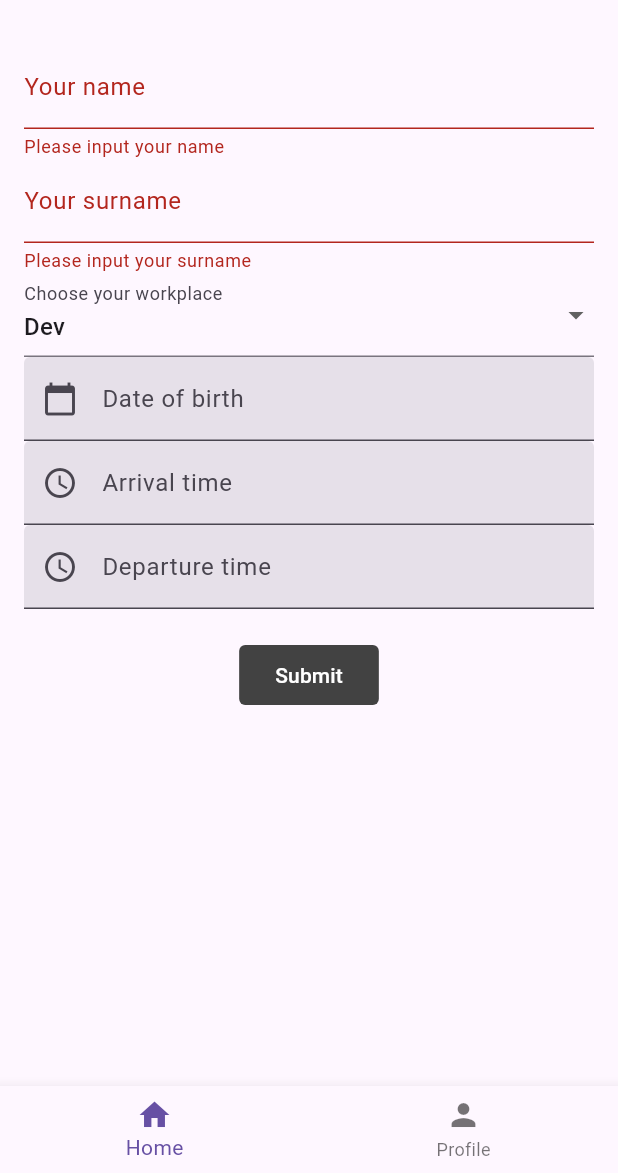
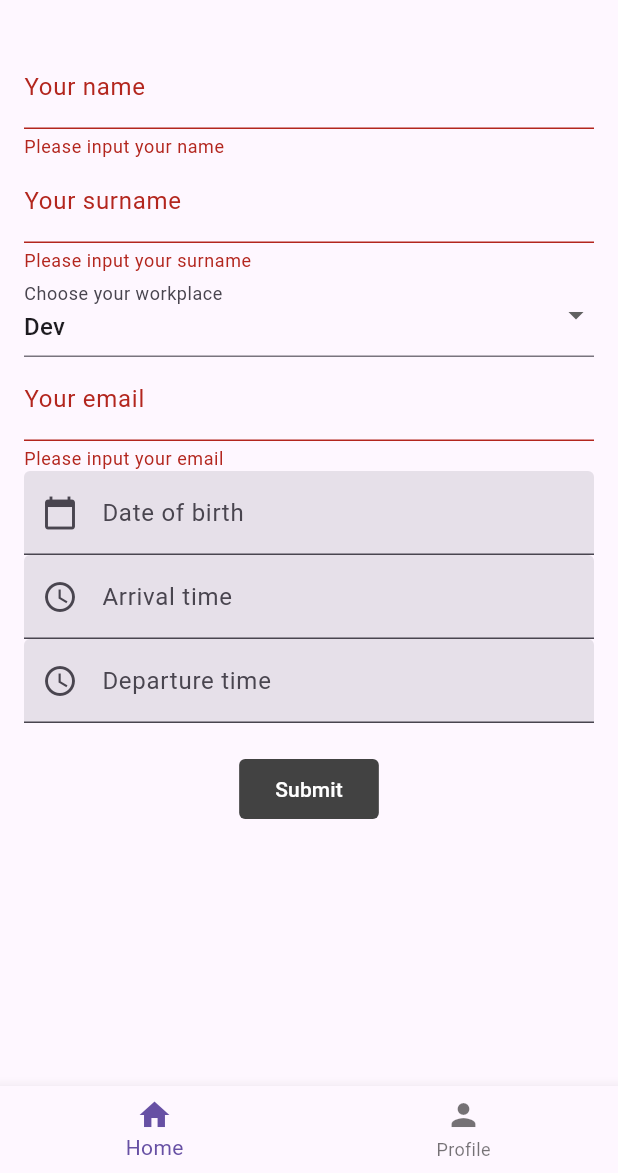
Before and after one commit to DvorsakGal/rvir, a Flutter app: the screen it shows after launch, after a tap on "Submit", on a phone screen of 412 x 824 dp, the part 63-1236 px from its top. Run offline on Flutter 3.47's test engine with Material 3 defaults, Android fonts, the phone set to English and light mode, and no system bars; our stand-ins replace hive, hive_flutter; accounts and stored records are empty.

Commit message:
Druga naloga vzpostavljena baza

```diff
--- a/lib/main.dart
+++ b/lib/main.dart
@@ -2,8 +2,13 @@ import 'package:employee_manager_2/models/employee_vnos.dart';
 import 'package:employee_manager_2/seznam.dart';
 import 'package:flutter/material.dart';
 import 'package:provider/provider.dart';
+import 'package:hive_flutter/hive_flutter.dart';
 
-void main() {
+void main() async {
+  //Initialize Hive
+  await Hive.initFlutter();
+  Hive.registerAdapter(VnosAdapter());
+  await Hive.openBox<Vnos>('vnosi');
   runApp(const MyApp());
 }
 
@@ -26,11 +31,15 @@ class MyApp extends StatelessWidget {
 }
 
 class MyAppState extends ChangeNotifier {
+  //initialize hive box
+  final Box<Vnos> _vnosBox = Hive.box<Vnos>('vnosi');
+
   // PRIVATNE SPREMENLJIVKE:
   final _formGlobalKey = GlobalKey<FormState>();
   Workplace _selectedWorkplace = Workplace.developer;
   String _name = "";
   String _surname = "";
+  String _email = "";
 
   final List<Vnos> employees = [];
 
@@ -39,6 +48,28 @@ class MyAppState extends ChangeNotifier {
   TextEditingController _departureTimeController = TextEditingController();
 
   TimeOfDay _selectedTime = TimeOfDay.now();
+
+  MyAppState() {
+    _loadEmployees();
+  }
+
+  void _loadEmployees() {
+    employees.clear();
+    employees.addAll(_vnosBox.values);
+    notifyListeners();
+  }
+
+  void addEmployee(Vnos newEmployee) {
+    _vnosBox.add(newEmployee);
+    employees.add(newEmployee);
+    notifyListeners();
+  }
+
+  void clearEmployees() {
+    _vnosBox.clear();
+    employees.clear();
+    notifyListeners();
+  }
 }
 
 //naredi starting page z navom
@@ -191,6 +222,22 @@ class _HomeScreenState extends State<HomeScreen> {
                     },
                   ),
 
+                  //email
+                  TextFormField(
+                    decoration: const InputDecoration(
+                      label: Text("Your email"),
+                    ),
+                    validator: (value) {
+                      if (value == null || value.isEmpty) {
+                        return "Please input your email";
+                      }
+                      return null;
+                    },
+                    onSaved: (newValue) {
+                      appState._email = newValue!;
+                    },
+                  ),
+
                   //Datum rojstva
                   TextFormField(
                     controller: appState._dateController,
@@ -243,13 +290,13 @@ class _HomeScreenState extends State<HomeScreen> {
                       if (appState._formGlobalKey.currentState!.validate()) {
                         appState._formGlobalKey.currentState!.save();
 
-                        setState(() {
-                          appState.employees.add(Vnos(
+                        final newEmployee = Vnos(
                             name: appState._name,
                             surname: appState._surname,
-                            workplace: appState._selectedWorkplace,
-                          ));
-                        });
+                            workplaceIndex: appState._selectedWorkplace.index,
+                            email: appState._email);
+
+                        appState.addEmployee(newEmployee);
 
                         appState._formGlobalKey.currentState!.reset();
                         appState._selectedWorkplace = Workplace.developer;
--- a/lib/models/employee_vnos.dart
+++ b/lib/models/employee_vnos.dart
@@ -1,4 +1,6 @@
 import 'package:flutter/material.dart';
+import 'package:hive/hive.dart';
+part 'employee_vnos.g.dart';
 
 enum Workplace {
   developer(color: Colors.red, title: "Dev"),
@@ -13,11 +15,22 @@ enum Workplace {
   const Workplace({required this.color, required this.title});
 }
 
+@HiveType(typeId: 0)
 class Vnos {
+  @HiveField(0)
   final String name;
+  @HiveField(1)
   final String surname;
-  final Workplace workplace;
+  @HiveField(3)
+  final int workplaceIndex;
+  @HiveField(4)
+  final String email;
 
   const Vnos(
-      {required this.name, required this.surname, required this.workplace});
+      {required this.name,
+      required this.surname,
+      required this.workplaceIndex,
+      required this.email});
+
+  Workplace getWorkplace() => Workplace.values[workplaceIndex];
 }
--- a/pubspec.yaml
+++ b/pubspec.yaml
@@ -32,6 +32,8 @@ dependencies:
     sdk: flutter
 
   provider: ^6.0.0
+  hive: ^2.2.3
+  hive_flutter: ^1.1.0
 
 
 
@@ -42,6 +44,8 @@ dependencies:
 dev_dependencies:
   flutter_test:
     sdk: flutter
+  build_runner: ^2.4.6
+  hive_generator: ^2.0.1
 
   # The "flutter_lints" package below contains a set of recommended lints to
   # encourage good coding practices. The lint set provided by the package is
```
Also changed, not shown: lib/seznam.dart (+11 -3 lines), lib/models/employee_vnos.g.dart (added), pubspec.lock, 1 other file.
